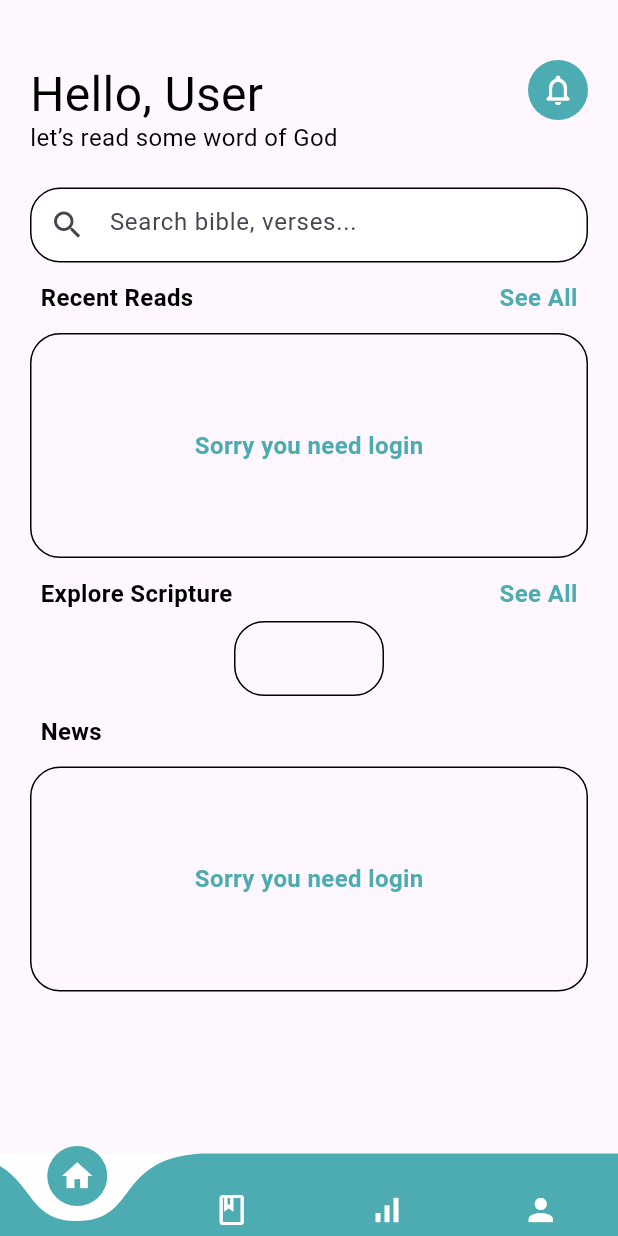
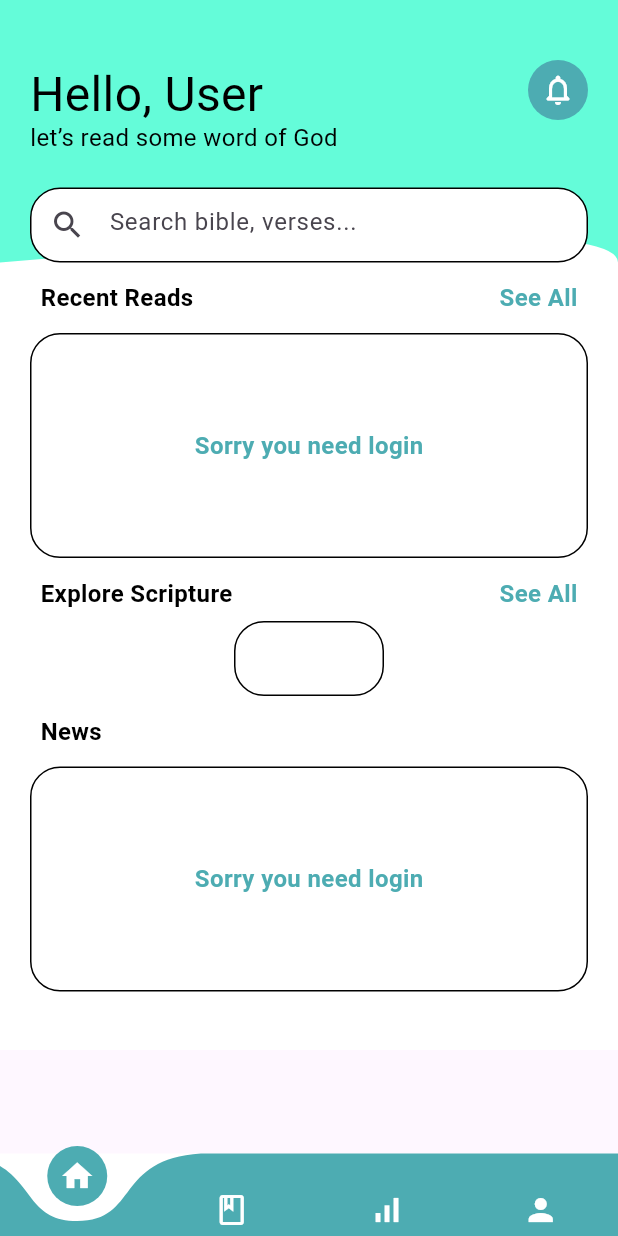
Before and after one commit to velmanharefa/KitabSuci, a Flutter app: the screen it shows after launch, on a phone screen of 412 x 824 dp. Run offline on Flutter 3.47's test engine with Material 3 defaults, Android fonts, the phone set to English and light mode, and no system bars; drawn by our look-alikes of curved_navigation_bar.

Commit message:
backgoround navbar

```diff
--- a/kitab_suci/lib/screen/navbar.dart
+++ b/kitab_suci/lib/screen/navbar.dart
@@ -23,6 +23,7 @@ class _NavBarState extends State<NavBar> {
     return Scaffold(
       body: Stack(
         children: [
+          CustomPaint(size: Size(5000, 700),painter:BluePainter(),),
           _buildBody(),
           Align(
             alignment: Alignment.bottomCenter,
@@ -71,13 +72,14 @@ class _NavBarState extends State<NavBar> {
     switch (_currentIndex) {
       case 0:
         return Center(
+          child: Container(
+
             child: Padding(
                     padding: const EdgeInsets.symmetric(vertical:  10, horizontal: 20),
                     child: Column(
             // mainAxisAlignment: MainAxisAlignment.center,
             children: <Widget>[
               SizedBox(height: 30),
-
               Container(
                 width: 500,
                 height: 40,
@@ -407,6 +409,7 @@ class _NavBarState extends State<NavBar> {
             ],
                     ),
                   ),
+          ),
 
         );
       case 1:
```
Also changed, not shown: kitab_suci/assets/images/Background.svg (added). Lines whose indentation alone changed are shown as unchanged.
